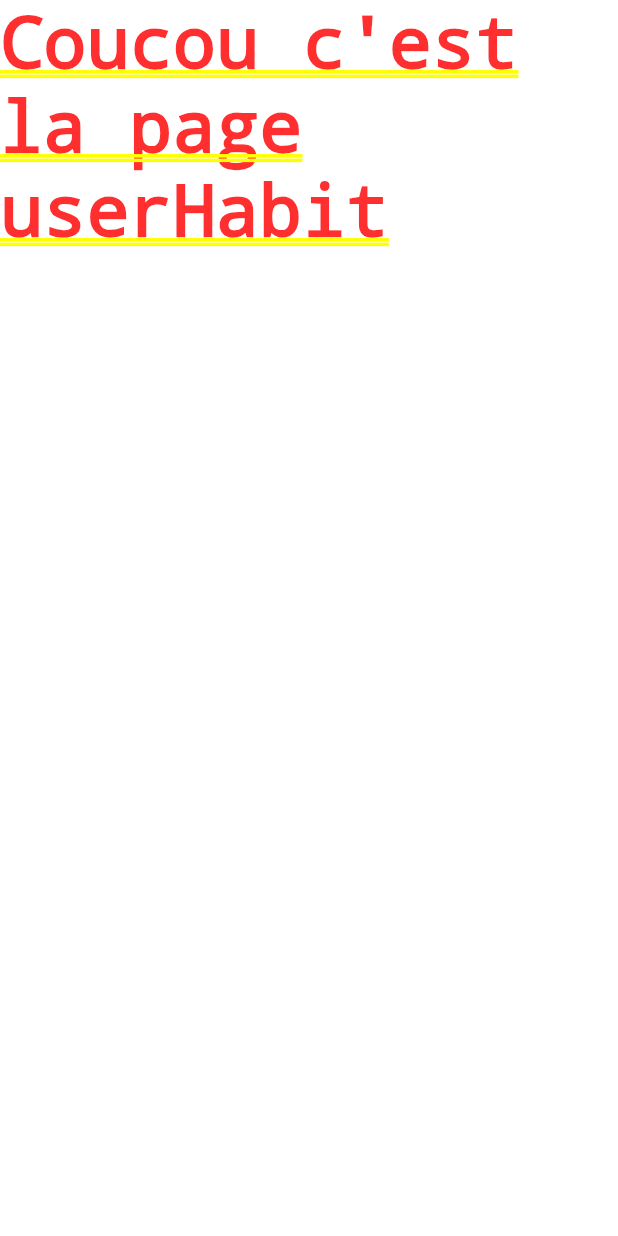
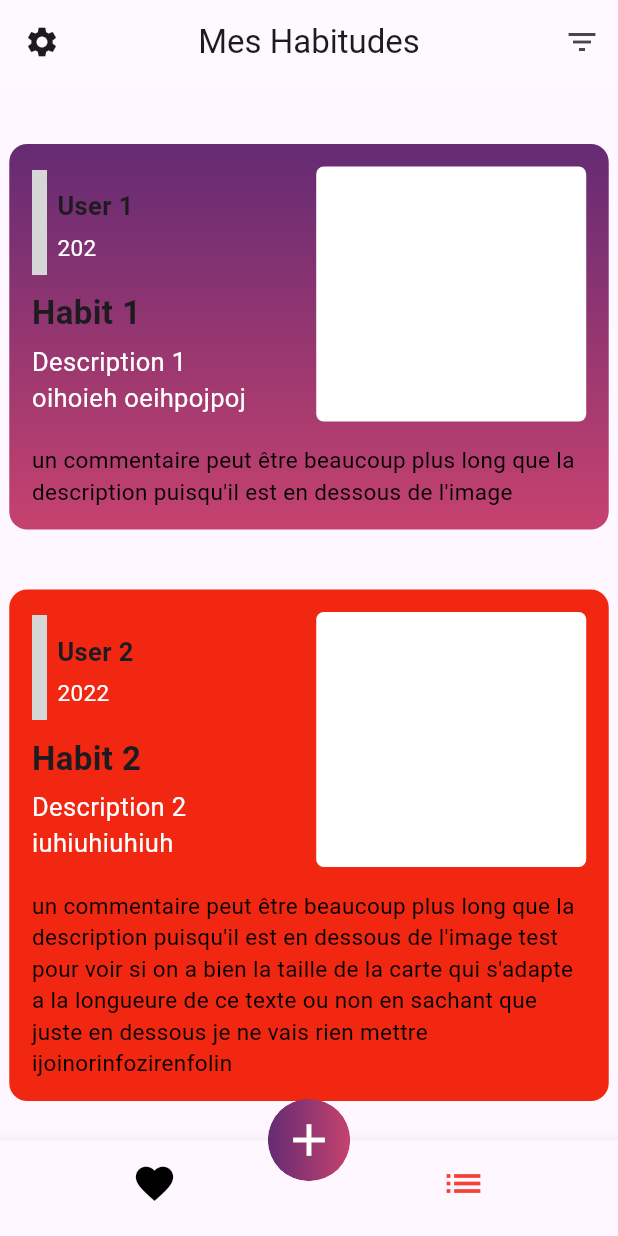
Before and after one commit to LucasThTrT/Progress, a Flutter app: the screen it shows after launch, item 2 of the bottom bar chosen, on a phone screen of 412 x 824 dp. Run offline on Flutter 3.47's test engine with Material 3 defaults, Android fonts, the phone set to English and light mode, and no system bars; our stand-ins replace flutter_spinkit; network calls fail; grey boxes are pictures that could not be loaded.

Commit message:
User interface

```diff
--- /dev/null
+++ b/progress_version_alpha/lib/User/UserHabit/myUserCardContent.dart
@@ -0,0 +1,351 @@
+// Custom widget for the content of the card
+// ignore_for_file: file_names
+
+import 'package:flutter/material.dart';
+import 'package:progress_version_alpha/Services/getColorFromHex.dart';
+
+// pour trouver l'image dans le fichier a supprimer dans le futur
+// import 'dart:io';
+
+class MyUserCardContents extends StatelessWidget {
+
+  final dynamic jsonObject;
+
+  const MyUserCardContents({super.key, required this.jsonObject});
+
+  @override
+  Widget build(BuildContext context) {
+    Color? color = _getCardColor(jsonObject);
+
+    return Container(
+    // Taille de la card
+      width: MediaQuery.of(context).size.width * 0.97, // Width set to 97% of the screen width
+      decoration: BoxDecoration(
+        borderRadius: BorderRadius.circular(12.0), // Border radius of the container
+        // Use gradient if enabled, otherwise use single color
+
+        // Couleur de la card
+        color: color,
+        gradient: color == null ? _getGradient(jsonObject) : null, // Gradient
+      ),
+
+      // Contenu de la card
+      child: Column(
+        children: [
+          const SizedBox(height: 15.0), // To give space between the container and the text
+          Row(
+            children: [
+              const SizedBox(width: 15.0), // To give space between the container and the text
+              SizedBox(
+                width: 170.0, // Width of the container
+                child: Column(
+                  crossAxisAlignment: CrossAxisAlignment.start,
+                  children: [
+
+                    // PROFIL DE L'UTILISATEUR
+                    Row(
+                      children: [
+                        // Image de profil
+                        Container(
+                          width: 10.0, // Width of the container
+                          height: 70.0, // Height of the container
+                          decoration: BoxDecoration(
+                            shape: BoxShape.circle, // Shape of the container
+                            image: DecorationImage(
+                              image: NetworkImage(jsonObject['profil']),
+                              // Stockage de l'image locale
+                              //image: FileImage(File('dataTest/img/user/user1.jpeg')), // Image URL
+                              //fit: BoxFit.fill, // Fit the image within the container
+                              fit: BoxFit.fitWidth, // Fit the image within the container
+                            ),
+                          ),
+                        ),
+
+                        const SizedBox(width: 7.0), // To give space between the container and the text
+
+                        // Informations de l'utilisateur
+                        Column(
+                          crossAxisAlignment: CrossAxisAlignment.start,
+                          children: [
+                            const SizedBox(height: 5.0), // To give space between the container and the text
+                            SizedBox(
+                              child: Text(
+                                jsonObject['user'], // Text to be displayed
+                                style: const TextStyle(
+                                  fontSize: 17.0, // Font size of the text
+                                  fontWeight: FontWeight.bold, // Font weight of the text
+                                ),
+                                textAlign: TextAlign.left, // Alignement du texte
+                              ),
+                            ),
+
+                            // Date de la publication
+                            const SizedBox(height: 5.0), // To give space between the container and the text
+                            SizedBox(
+                              child: Text(
+                                jsonObject['date'], // Text to be displayed
+                                style: const TextStyle(
+                                  fontSize: 15.0, // Font size of the text
+                                  color: Colors.white, // Color of the text
+                                ),
+                                textAlign: TextAlign.left, // Alignement du texte
+                              ),
+                            ),
+                          ],
+                        ),
+                      ],
+                    ),
+
+                    const SizedBox(height: 10.0), // To give space between the container and the text
+
+                    // Habit Name = title
+                    SizedBox(
+                      child: Text(
+                        jsonObject['habit'], // Text to be displayed
+                        style: const TextStyle(
+                          fontSize: 22.0, // Font size of the text
+                          fontWeight: FontWeight.bold, // Font weight of the text
+                        ),
+                        textAlign: TextAlign.left, // Alignement du texte
+                      ),
+                    ),
+                    const SizedBox(height: 5.0), // To give space between the container and the text
+
+
+                    // Description principal
+                    SizedBox( // Pour limiter la largeur du texte
+                      width: 150.0, // Width of the container
+                      height: 50,
+                      // ! Il faudra fixer la taille limite du texte car je fixe une taille de champs
+                      // ! de texte avec mon SizedBox (Question de design)
+                      child: Text(
+                        jsonObject['description'], // Text to be displayed
+                        style: const TextStyle(
+                          fontSize: 17.0, // Font size of the text
+                          color: Colors.white, // Color of the text
+                        ),
+                        textAlign: TextAlign.left, // Alignement du texte
+                      ),
+                    ),
+                  ],
+                ),
+              ),
+              const Spacer(), // Pour pousser mon container a droite
+
+              // Image de l'habitude
+              Container(
+                width: 180.0, // Width of the container
+                height: 170.0, // Height of the container
+                decoration: BoxDecoration(
+                  borderRadius: BorderRadius.circular(5.0),
+                  color: Colors.white, // Border radius of the container
+                )
+              ),
+              const SizedBox(width: 15.0), // To give space between the container and the text
+            ],
+          ),
+          const SizedBox(height: 15.0), // To give space between the container and the text
+
+          // Commentaire = Descritpiton secondaire
+          // Si commentaire est vide, on ne l'affiche pas et on suppress l'espace
+
+          jsonObject['comment'] == ""
+              ? const SizedBox(height: 0.0)
+              : Column(
+                  children: [
+                    Padding(
+                      padding: const EdgeInsets.symmetric(horizontal: 15.0),
+                      child: Text(
+                        jsonObject['comment'], // Text to be displayed
+                        style: const TextStyle(
+                          fontSize: 15.0, // Font size of the text
+                          color: Colors.black, // Color of the text
+                        ),
+                      ),
+                    ),
+                    const SizedBox(
+                        height:
+                            15.0), // To give space between the container and the text
+                  ],
+                ),
+        ],
+      ),
+    );
+  }
+
+  Color? _getCardColor(Map<String, dynamic> jsonObject) {
+    bool useGradient = jsonObject['gradient'] == "1"; // Check if gradient is enabled
+
+    if (useGradient) {
+      return null; // Set color to null for gradient
+    } else {
+      return getColorFromHex(jsonObject["color1"]); // Use single color
+    }
+  }
+
+  LinearGradient? _getGradient(Map<String, dynamic> jsonObject) {
+    bool useGradient = jsonObject['gradient'] == "1"; // Check if gradient is enabled
+
+    if (useGradient) {
+      // Use gradient colors if "gradient" key is "1"
+      Color color1 = getColorFromHex(jsonObject["color1"]);
+      Color color2 = getColorFromHex(jsonObject["color2"]);
+      return LinearGradient(
+        colors: [color1, color2],
+        begin: Alignment.topCenter,
+        end: Alignment.bottomCenter,
+      );
+    } else {
+      return null; // Return null if gradient is not enabled
+    }
+  }
+}
+
+
+// ? Version 2
+// ? Mise en page des cards verticalement
+/*
+class MyCardContents extends StatelessWidget {
+  final dynamic jsonObject;
+
+  const MyCardContents({super.key, required this.jsonObject});
+
+  @override
+  Widget build(BuildContext context) {
+    Color? color = _getCardColor(jsonObject);
+
+    return Container(
+      // Taille de la card
+      width: MediaQuery.of(context).size.width * 0.97, // Width set to 97% of the screen width
+      decoration: BoxDecoration(
+        borderRadius: BorderRadius.circular(10.0), // Border radius of the container
+        // Use gradient if enabled, otherwise use single color
+        // Couleur de la card
+        color: color,
+        gradient: color == null ? _getGradient(jsonObject) : null, // Gradient
+      ),
+
+      // Contenu de la card
+      child: Padding(
+        padding: const EdgeInsets.all(15.0), // Added padding for consistent spacing
+        child: Column(
+          crossAxisAlignment: CrossAxisAlignment.start,
+          children: [
+            // PROFIL DE L'UTILISATEUR
+            Row(
+              children: [
+                // Image de profil
+                Container(
+                  width: 60.0, // Width of the container
+                  height: 60.0, // Height of the container
+                  decoration: BoxDecoration(
+                    shape: BoxShape.circle, // Shape of the container
+                    image: DecorationImage(
+                      image: NetworkImage(jsonObject['profil']),
+                      // Stockage de l'image locale
+                      //image: FileImage(File('dataTest/img/user/user1.jpeg')), // Image URL
+                      fit: BoxFit.fill, // Fit the image within the container
+                    ),
+                  ),
+                ),
+                const SizedBox(width: 10.0), // To give space between the container and the text
+
+                // Informations de l'utilisateur
+                Column(
+                  crossAxisAlignment: CrossAxisAlignment.start,
+                  children: [
+                    Text(
+                      jsonObject['user'], // Text to be displayed
+                      style: const TextStyle(
+                        fontSize: 17.0, // Font size of the text
+                        fontWeight: FontWeight.bold, // Font weight of the text
+                      ),
+                    ),
+                    const SizedBox(height: 5.0), // To give space between the text and the date
+                    Text(
+                      jsonObject['date'], // Text to be displayed
+                      style: const TextStyle(
+                        fontSize: 15.0, // Font size of the text
+                        color: Colors.white, // Color of the text
+                      ),
+                    ),
+                  ],
+                ),
+              ],
+            ),
+            const SizedBox(height: 15.0), // To give space between profile and habit name
+
+            // Habit Name = title
+            Text(
+              jsonObject['habit'], // Text to be displayed
+              style: const TextStyle(
+                fontSize: 22.0, // Font size of the text
+                fontWeight: FontWeight.bold, // Font weight of the text
+              ),
+            ),
+            const SizedBox(height: 10.0), // To give space between the habit name and the description
+
+            // Description principal
+            Text(
+              jsonObject['description'], // Text to be displayed
+              style: const TextStyle(
+                fontSize: 17.0, // Font size of the text
+                color: Colors.white, // Color of the text
+              ),
+            ),
+            const SizedBox(height: 15.0), // To give space between the description and the habit image
+
+            // Image de l'habitude
+            Container(
+              width: 180.0, // Width of the container
+              height: 170.0, // Height of the container
+              decoration: BoxDecoration(
+                borderRadius: BorderRadius.circular(5.0),
+                color: Colors.white, // Border radius of the container
+              ),
+            ),
+            const SizedBox(height: 15.0), // To give space between the habit image and the comment
+
+            // Commentaire = Description secondaire
+            // Si commentaire est vide, on ne l'affiche pas et on suppress l'espace
+            if (jsonObject['comment'] != null && jsonObject['comment'].isNotEmpty)
+              Text(
+                jsonObject['comment'], // Text to be displayed
+                style: const TextStyle(
+                  fontSize: 15.0, // Font size of the text
+                  color: Colors.black, // Color of the text
+                ),
+              ),
+          ],
+        ),
+      ),
+    );
+  }
+
+  Color? _getCardColor(Map<String, dynamic> jsonObject) {
+    bool useGradient = jsonObject['gradient'] == "1"; // Check if gradient is enabled
+
+    if (useGradient) {
+      return null; // Set color to null for gradient
+    } else {
+      return getColorFromHex(jsonObject["color1"]); // Use single color
+    }
+  }
+
+  LinearGradient? _getGradient(Map<String, dynamic> jsonObject) {
+    bool useGradient = jsonObject['gradient'] == "1"; // Check if gradient is enabled
+
+    if (useGradient) {
+      // Use gradient colors if "gradient" key is "1"
+      Color color1 = getColorFromHex(jsonObject["color1"]);
+      Color color2 = getColorFromHex(jsonObject["color2"]);
+      return LinearGradient(
+        colors: [color1, color2],
+        begin: Alignment.topCenter,
+        end: Alignment.bottomCenter,
+      );
+    } else {
+      return null; // Return null if gradient is not enabled
+    }
+  }
+}*/
--- a/progress_version_alpha/lib/User/UserHabit/userHabit.dart
+++ b/progress_version_alpha/lib/User/UserHabit/userHabit.dart
@@ -1,6 +1,13 @@
 // userHabit.dart
 
+import 'dart:convert';
+
 import 'package:flutter/material.dart';
+import 'package:progress_version_alpha/Feed/dataTest/jsonString.dart';
+import 'package:progress_version_alpha/Structure/myAppBar.dart';
+import 'package:progress_version_alpha/Structure/myBottomNavigationBar.dart';
+import 'package:progress_version_alpha/Structure/myFloatingActionButton.dart';
+import 'package:progress_version_alpha/User/UserHabit/myUserCardContent.dart';
 
 class MyUserHabit extends StatelessWidget {
   const MyUserHabit({super.key});
@@ -8,9 +15,62 @@ class MyUserHabit extends StatelessWidget {
   @override
   Widget build(BuildContext context) {
     return const MaterialApp(
-      title: 'Progress_v_alpha',  // Title of the feed
-      debugShowCheckedModeBanner: false, // To remove debug banner
-      home: Text("Coucou c'est la page userHabit")
+      title: 'User Habit', // Title of the user habit
+      debugShowCheckedModeBanner: false, // To remove debug banner activity
+      home: MyUserHabitPage(),
     );
   }
 }
+
+class MyUserHabitPage extends StatelessWidget {
+  const MyUserHabitPage({super.key});
+
+
+  @override
+  Widget build(BuildContext context) {
+    return const Scaffold(
+      appBar: MyAppBar("Mes Habitudes"), // Top bar
+      body: MyUserHabitView(), // Page body
+      bottomNavigationBar: MyBottomNavigationBar("UserHabit"), // Bottom bar
+      floatingActionButton: MyFloatingActionButton(), // Floating button
+      floatingActionButtonLocation: FloatingActionButtonLocation.centerDocked, // Position of the floating button
+    );
+  }
+}
+
+class MyUserHabitView extends StatelessWidget{
+  const MyUserHabitView({super.key});
+
+  @override
+  Widget build(BuildContext context) {
+    // Decode the JSON
+    List<dynamic> jsonArray = jsonDecode(jsonString);
+
+    return ListView.builder(
+      itemCount: jsonArray.length, // Number of items in the list
+      itemBuilder: (BuildContext context, int index) {
+        // Pass each JSON object to MyCompletedHabit
+        return MyHabit(key: UniqueKey(), jsonObject: jsonArray[index]);
+      },
+    );
+  }
+}
+
+// Custom card for the personnal habit
+class MyHabit extends StatelessWidget {
+
+  final dynamic jsonObject;
+
+  const MyHabit({super.key, required this.jsonObject});
+
+  @override
+  Widget build(BuildContext context) {
+    return Column(
+      children: [
+        const SizedBox(height: 40.0), // To give space between the containers
+        // Container de la card
+        MyUserCardContents(jsonObject: jsonObject), // Custom widget for the content of the card
+      ],
+    );
+  }
+}
```
Also changed, not shown: 1 other file.
